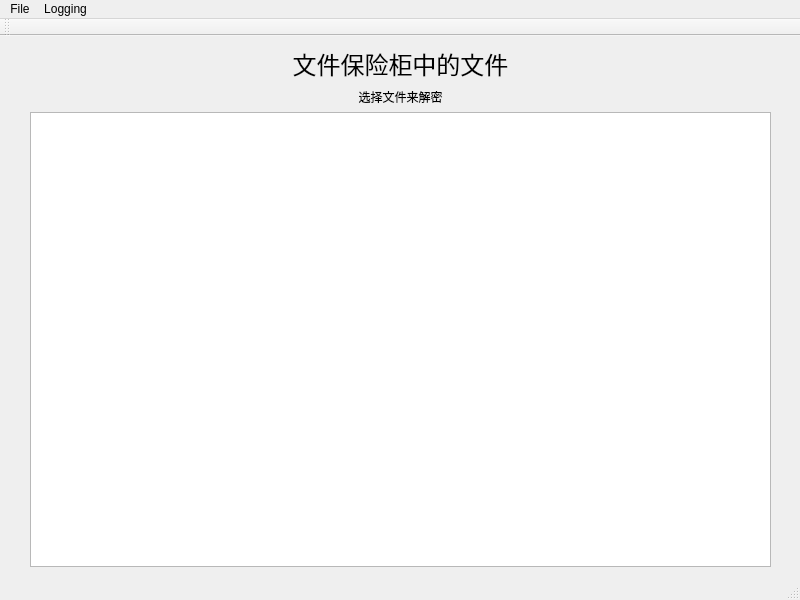
The window that UI/main_window.ui (NemoYuan2008/File-Vault) describes before a commit, drawn with Qt 5.
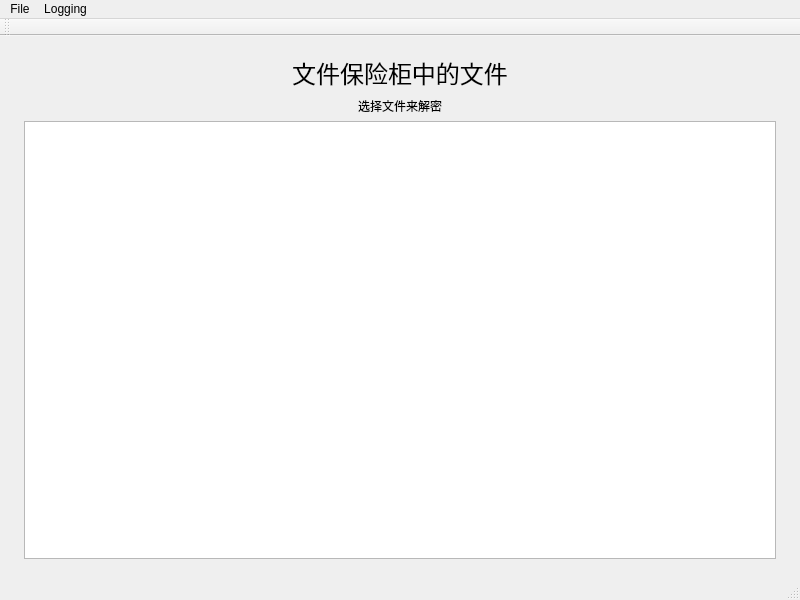
The same window after the commit.

Commit message: UI modifications: Widgets' size can change when window size changes

The edit to the form file:
```diff
--- a/UI/main_window.ui
+++ b/UI/main_window.ui
@@ -14,16 +14,39 @@
    <string>文件保险柜</string>
   </property>
   <widget class="QWidget" name="centralwidget">
-   <widget class="QWidget" name="">
-    <property name="geometry">
-     <rect>
-      <x>30</x>
-      <y>10</y>
-      <width>741</width>
-      <height>521</height>
-     </rect>
-    </property>
-    <layout class="QVBoxLayout" name="verticalLayout">
+   <layout class="QVBoxLayout" name="verticalLayout_3">
+    <item>
+     <layout class="QVBoxLayout" name="verticalLayout_2" stretch="1,50,1">
+      <item>
+       <spacer name="verticalSpacer">
+        <property name="orientation">
+         <enum>Qt::Vertical</enum>
+        </property>
+        <property name="sizeHint" stdset="0">
+         <size>
+          <width>20</width>
+          <height>40</height>
+         </size>
+        </property>
+       </spacer>
+      </item>
+      <item>
+       <layout class="QHBoxLayout" name="horizontalLayout" stretch="1,50,1">
+        <item>
+         <spacer name="horizontalSpacer">
+          <property name="orientation">
+           <enum>Qt::Horizontal</enum>
+          </property>
+          <property name="sizeHint" stdset="0">
+           <size>
+            <width>40</width>
+            <height>20</height>
+           </size>
+          </property>
+         </spacer>
+        </item>
+        <item>
+         <layout class="QVBoxLayout" name="verticalLayout" stretch="0,0,0">
      <item>
       <widget class="QLabel" name="label">
        <property name="font">
@@ -59,7 +82,38 @@
       <widget class="QListWidget" name="listWidget"/>
      </item>
     </layout>
-   </widget>
+        </item>
+        <item>
+         <spacer name="horizontalSpacer_2">
+          <property name="orientation">
+           <enum>Qt::Horizontal</enum>
+          </property>
+          <property name="sizeHint" stdset="0">
+           <size>
+            <width>40</width>
+            <height>20</height>
+           </size>
+          </property>
+         </spacer>
+        </item>
+       </layout>
+      </item>
+      <item>
+       <spacer name="verticalSpacer_2">
+        <property name="orientation">
+         <enum>Qt::Vertical</enum>
+        </property>
+        <property name="sizeHint" stdset="0">
+         <size>
+          <width>20</width>
+          <height>40</height>
+         </size>
+        </property>
+       </spacer>
+      </item>
+     </layout>
+    </item>
+   </layout>
   </widget>
   <widget class="QMenuBar" name="menubar">
    <property name="geometry">
```
Lines whose indentation alone changed are shown as unchanged. The commit also changes 2 other files.
